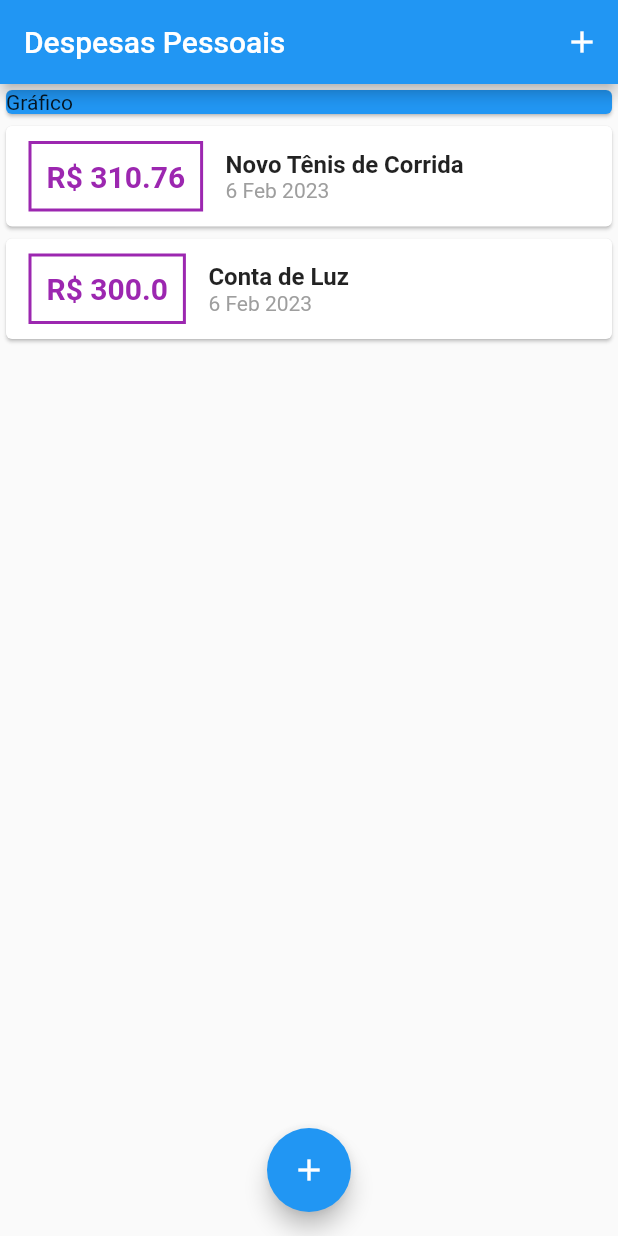
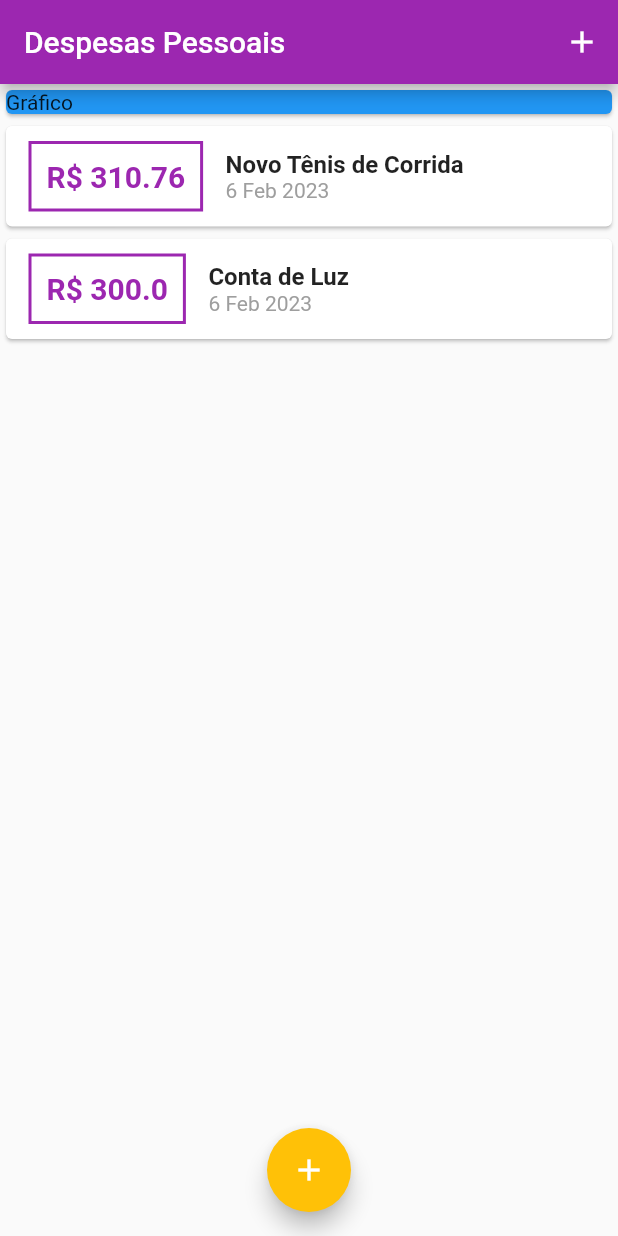
Before and after one commit to alex-custodio/DespesasPessoais, a Flutter app: the screen it shows after launch, on a phone screen of 412 x 824 dp. Run offline on Flutter 3.47's test engine with Material 2 defaults, Android fonts, the phone set to English and light mode, and no system bars.

Commit message:
tema adicionado

```diff
--- a/lib/components/transaction_list.dart
+++ b/lib/components/transaction_list.dart
@@ -19,13 +19,13 @@ class TransactionList extends StatelessWidget {
                       vertical: 10,
                     ),
                     decoration: BoxDecoration(
-                        border: Border.all(color: Colors.purple, width: 2)),
+                        border: Border.all(color: Theme.of(context).colorScheme.primary, width: 2)),
                     child: Text(
                       "R\$ " + transactions![index].value!.toString(),
                       style: TextStyle(
                           fontWeight: FontWeight.bold,
                           fontSize: 20,
-                          color: Colors.purple),
+                          color: Theme.of(context).colorScheme.primary),
                     ),
                     padding: EdgeInsets.all(10),
                   ),
--- a/lib/main.dart
+++ b/lib/main.dart
@@ -8,12 +8,16 @@ import 'dart:math';
 main() => runApp(ExpensesApp());
 
 class ExpensesApp extends StatelessWidget {
-  const ExpensesApp({super.key});
-
   @override
   Widget build(BuildContext context) {
+    final ThemeData tema = ThemeData();
+
     return MaterialApp(
       home: MyHomePage(),
+      theme: tema.copyWith(
+        colorScheme: tema.colorScheme.copyWith(
+          primary: Colors.purple,
+          secondary: Colors.amber,)),
       debugShowCheckedModeBanner: false,
     );
   }
```
